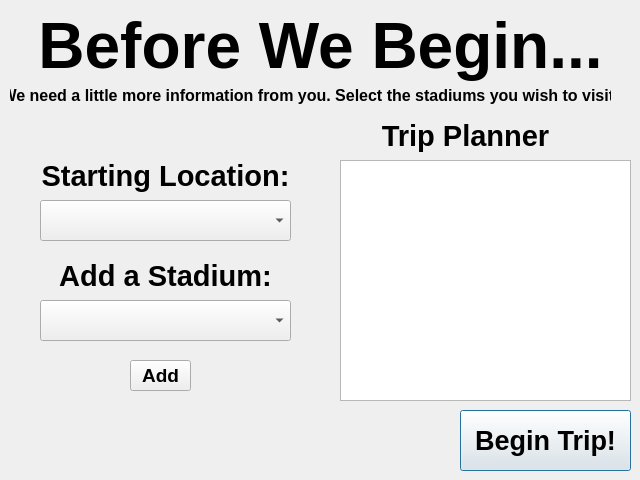
This is customtrippage.ui in nokk3n-dev/CS1D-Project-2-Baseball as Qt 5 draws it before an edit. The edited form follows.
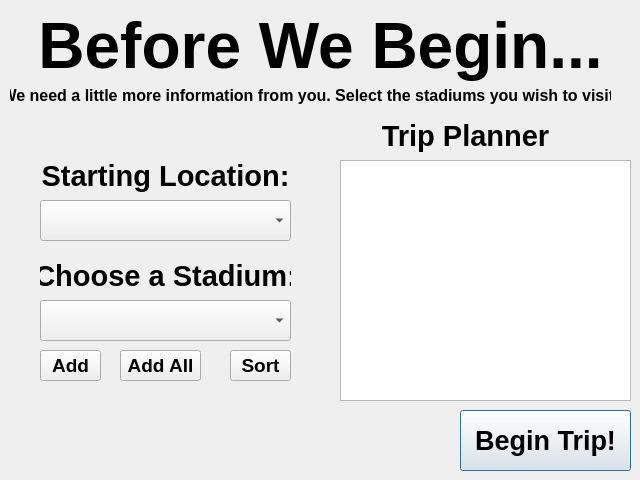
This is the edited form.

```diff
--- a/customtrippage.ui
+++ b/customtrippage.ui
@@ -156,7 +156,7 @@
     </font>
    </property>
    <property name="text">
-    <string>Add a Stadium:</string>
+    <string>Choose a Stadium:</string>
    </property>
    <property name="alignment">
     <set>Qt::AlignCenter</set>
@@ -165,8 +165,8 @@
   <widget class="QPushButton" name="Add_Button">
    <property name="geometry">
     <rect>
-     <x>130</x>
-     <y>360</y>
+     <x>40</x>
+     <y>350</y>
      <width>61</width>
      <height>31</height>
     </rect>
@@ -191,6 +191,44 @@
     </rect>
    </property>
   </widget>
+  <widget class="QPushButton" name="Sort_Button">
+   <property name="geometry">
+    <rect>
+     <x>230</x>
+     <y>350</y>
+     <width>61</width>
+     <height>31</height>
+    </rect>
+   </property>
+   <property name="font">
+    <font>
+     <pointsize>14</pointsize>
+     <bold>true</bold>
+    </font>
+   </property>
+   <property name="text">
+    <string>Sort</string>
+   </property>
+  </widget>
+  <widget class="QPushButton" name="Add_All_Button">
+   <property name="geometry">
+    <rect>
+     <x>120</x>
+     <y>350</y>
+     <width>81</width>
+     <height>31</height>
+    </rect>
+   </property>
+   <property name="font">
+    <font>
+     <pointsize>14</pointsize>
+     <bold>true</bold>
+    </font>
+   </property>
+   <property name="text">
+    <string>Add All</string>
+   </property>
+  </widget>
  </widget>
  <resources/>
  <connections/>
```
